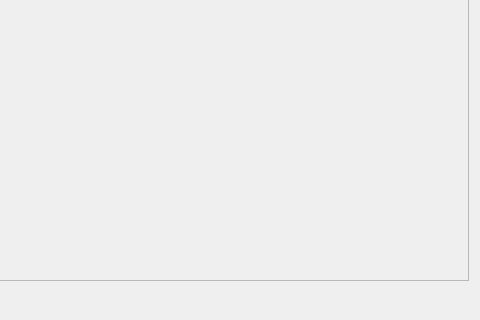
Qt form removeword.ui (EldernXa/LearnVocab) before a commit; both pictures show x 208 to 688 and y 125 to 445 of the 688 by 445 pixel window.
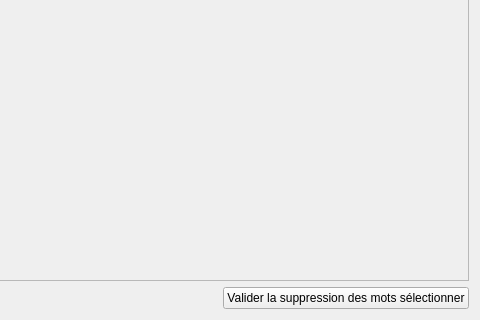
The same form after that commit.

Patch:
```diff
--- a/removeword.ui
+++ b/removeword.ui
@@ -58,6 +58,13 @@
        </property>
       </spacer>
      </item>
+     <item>
+      <widget class="QPushButton" name="validRemoveButton">
+       <property name="text">
+        <string>Valider la suppression des mots sélectionner</string>
+       </property>
+      </widget>
+     </item>
     </layout>
    </item>
   </layout>
```
